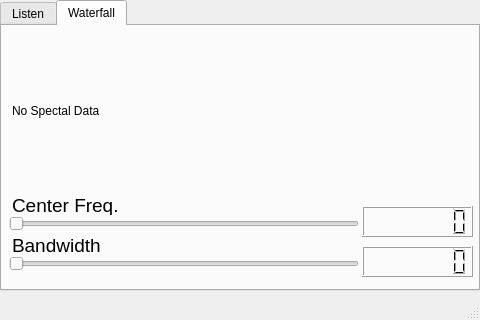
First picture: the form in mainwindow.ui, repository CWRU-ECSE-398-Team-14/SDR-GNU-Radio-App, before the edit.
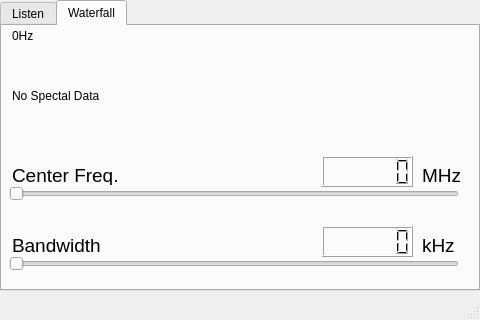
Second picture: the form after the edit.

The edit to the form file:
```diff
--- a/mainwindow.ui
+++ b/mainwindow.ui
@@ -40,12 +40,12 @@
        <rect>
         <x>7</x>
         <y>230</y>
-        <width>350</width>
+        <width>450</width>
         <height>16</height>
        </rect>
       </property>
       <property name="maximum">
-       <number>350</number>
+       <number>450</number>
       </property>
       <property name="orientation">
        <enum>Qt::Horizontal</enum>
@@ -55,13 +55,13 @@
       <property name="geometry">
        <rect>
         <x>7</x>
-        <y>190</y>
-        <width>350</width>
+        <y>160</y>
+        <width>450</width>
         <height>16</height>
        </rect>
       </property>
       <property name="maximum">
-       <number>350</number>
+       <number>450</number>
       </property>
       <property name="orientation">
        <enum>Qt::Horizontal</enum>
@@ -70,9 +70,9 @@
      <widget class="QLCDNumber" name="centerFreqLcdNumber">
       <property name="geometry">
        <rect>
-        <x>360</x>
-        <y>180</y>
-        <width>111</width>
+        <x>320</x>
+        <y>130</y>
+        <width>91</width>
         <height>31</height>
        </rect>
       </property>
@@ -85,15 +85,15 @@
        <bool>false</bool>
       </property>
       <property name="digitCount">
-       <number>7</number>
+       <number>6</number>
       </property>
      </widget>
      <widget class="QLCDNumber" name="bandwidthLcdNumber">
       <property name="geometry">
        <rect>
-        <x>360</x>
-        <y>220</y>
-        <width>111</width>
+        <x>320</x>
+        <y>200</y>
+        <width>91</width>
         <height>31</height>
        </rect>
       </property>
@@ -103,14 +103,14 @@
        </font>
       </property>
       <property name="digitCount">
-       <number>7</number>
+       <number>6</number>
       </property>
      </widget>
      <widget class="QLabel" name="centerFreqLabel">
       <property name="geometry">
        <rect>
         <x>10</x>
-        <y>170</y>
+        <y>140</y>
         <width>110</width>
         <height>19</height>
        </rect>
@@ -146,15 +146,64 @@
       <property name="geometry">
        <rect>
         <x>10</x>
-        <y>10</y>
+        <y>20</y>
         <width>450</width>
-        <height>150</height>
+        <height>100</height>
        </rect>
       </property>
       <property name="text">
        <string>No Spectal Data</string>
       </property>
      </widget>
+     <widget class="QLabel" name="waterfallFreqLabel">
+      <property name="geometry">
+       <rect>
+        <x>10</x>
+        <y>0</y>
+        <width>450</width>
+        <height>20</height>
+       </rect>
+      </property>
+      <property name="text">
+       <string>0Hz</string>
+      </property>
+     </widget>
+     <widget class="QLabel" name="centerFreqUnitsLabel">
+      <property name="geometry">
+       <rect>
+        <x>420</x>
+        <y>140</y>
+        <width>41</width>
+        <height>19</height>
+       </rect>
+      </property>
+      <property name="font">
+       <font>
+        <pointsize>14</pointsize>
+       </font>
+      </property>
+      <property name="text">
+       <string>MHz</string>
+      </property>
+     </widget>
+     <widget class="QLabel" name="bandwidthUnitsLabel">
+      <property name="geometry">
+       <rect>
+        <x>420</x>
+        <y>210</y>
+        <width>41</width>
+        <height>19</height>
+       </rect>
+      </property>
+      <property name="font">
+       <font>
+        <pointsize>14</pointsize>
+       </font>
+      </property>
+      <property name="text">
+       <string>kHz</string>
+      </property>
+     </widget>
     </widget>
    </widget>
   </widget>
```
